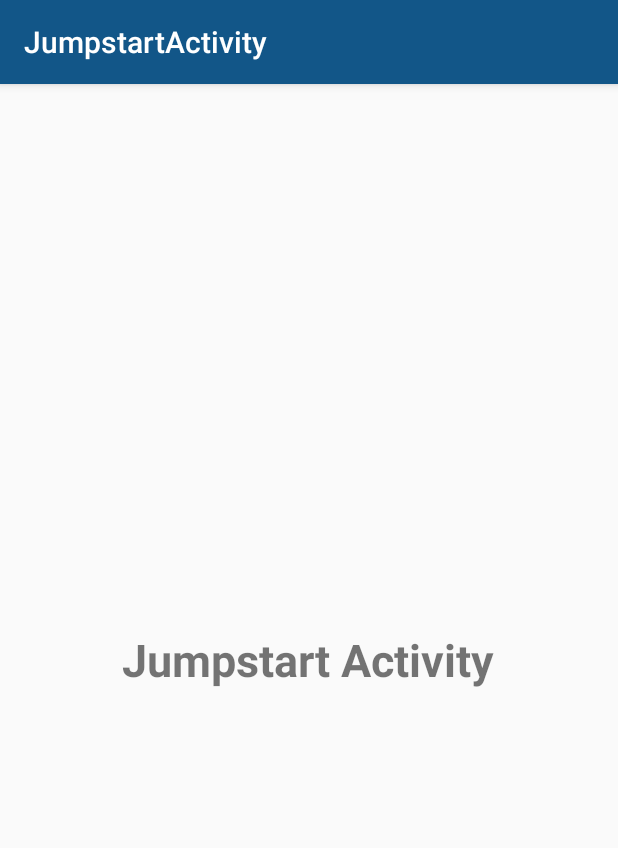
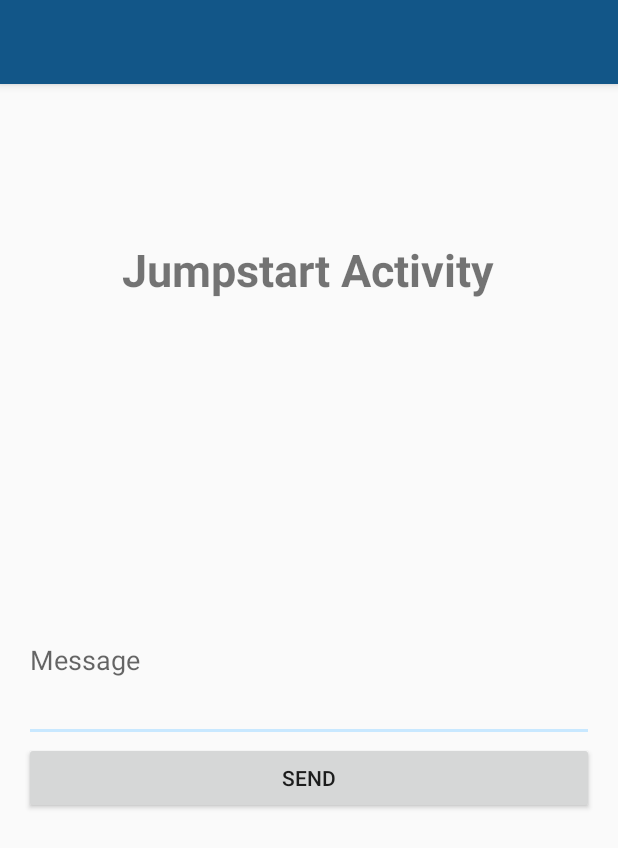
Before and after one commit to AlexKiss6/Code-Blue, an Android app: the JumpstartActivity screen opened directly, with no data from a screen before it, on a phone screen of 412 x 824 dp. Shown: the top 848 px of the screen. Run offline under Robolectric (Android 15) with nearby library versions, the phone set to English and light mode, and no system bars.

Commit message:
Added email functionality in jumpstart activity.

```diff
--- /dev/null
+++ b/activation/build.gradle
@@ -0,0 +1,2 @@
+configurations.create("default")
+artifacts.add("default", file('activation.jar'))
--- /dev/null
+++ b/additionnal/build.gradle
@@ -0,0 +1,2 @@
+configurations.create("default")
+artifacts.add("default", file('additionnal.jar'))
--- a/app/build.gradle
+++ b/app/build.gradle
@@ -20,8 +20,11 @@ android {
 }
 
 dependencies {
-    compile fileTree(dir: 'libs', include: ['*.jar'])
+    compile fileTree(include: ['*.jar'], dir: 'libs')
     testCompile 'junit:junit:4.12'
     compile 'com.android.support:appcompat-v7:23.2.1'
     compile 'com.android.support:design:23.2.1'
+    compile project(':activation')
+    compile project(':additionnal')
+    compile project(':mail')
 }
--- a/app/src/main/AndroidManifest.xml
+++ b/app/src/main/AndroidManifest.xml
@@ -5,6 +5,7 @@
     <!-- permissions go here -->
     <!-- sample permission: <uses-permission android:name="android.permission.GET_ACCOUNTS" /> -->
     <uses-permission android:name="android.permission.CALL_PHONE"/>
+    <uses-permission android:name="android.permission.INTERNET"/>
 
     <application
         android:allowBackup="true"
--- a/app/src/main/java/com/example/alex/codeblue/AssistInputActivities/JumpstartActivity.java
+++ b/app/src/main/java/com/example/alex/codeblue/AssistInputActivities/JumpstartActivity.java
@@ -2,20 +2,55 @@ package com.example.alex.codeblue.AssistInputActivities;
 
 import android.os.Bundle;
 import android.support.v7.app.AppCompatActivity;
-import android.support.v7.widget.Toolbar;
+import android.view.View;
+import android.widget.Button;
+import android.widget.EditText;
 
+import com.example.alex.codeblue.Email.SendMail;
 import com.example.alex.codeblue.R;
+public class JumpstartActivity extends AppCompatActivity implements View.OnClickListener {
 
-public class JumpstartActivity extends AppCompatActivity {
+    //Declaring EditText
+    private EditText editTextEmail;
+    private EditText editTextSubject;
+    private EditText editTextMessage;
+
+    //Send button
+    private Button buttonSend;
 
     @Override
     protected void onCreate(Bundle savedInstanceState) {
         super.onCreate(savedInstanceState);
         setContentView(R.layout.activity_jumpstart);
-        Toolbar toolbar = (Toolbar) findViewById(R.id.toolbar);
-        setSupportActionBar(toolbar);
 
 
+        //Initializing the views
+        editTextMessage = (EditText) findViewById(R.id.editTextMessage);
+
+        buttonSend = (Button) findViewById(R.id.buttonSend);
+
+        //Adding click listener
+        buttonSend.setOnClickListener(this);
     }
 
+
+
+
+    private void sendEmail() {
+        //Getting content for email
+        String email = "sandorferencz@yahoo.com";
+        String subject = "Sent From Android";
+        String message = editTextMessage.getText().toString().trim();
+
+        //Creating SendMail object
+        SendMail sm = new SendMail(this, email, subject, message);
+
+        //Executing sendmail to send email
+        sm.execute();
+    }
+
+    @Override
+    public void onClick(View v) {
+        sendEmail();
+    }
 }
--- a/app/src/main/res/layout/activity_main.xml
+++ b/app/src/main/res/layout/activity_main.xml
@@ -24,6 +24,7 @@
             android:background="@color/colorSecondary"
             app:tabMode="fixed"
             app:tabGravity="fill"/>
+
     </android.support.design.widget.AppBarLayout>
 
     <android.support.v4.view.ViewPager
--- a/app/src/main/res/layout/content_jumpstart.xml
+++ b/app/src/main/res/layout/content_jumpstart.xml
@@ -18,5 +18,27 @@
         android:text="Jumpstart Activity"
         android:textSize="30dp"
         android:textStyle="bold"
-        android:layout_centerInParent="true"/>
+        android:id="@+id/textView"
+        android:layout_alignParentTop="true"
+        android:layout_centerHorizontal="true"
+        android:layout_marginTop="87dp" />
+
+    <EditText
+        android:lines="4"
+        android:layout_width="match_parent"
+        android:layout_height="wrap_content"
+        android:id="@+id/editTextMessage"
+        android:layout_centerVertical="true"
+        android:layout_alignParentLeft="true"
+        android:layout_alignParentStart="true"
+        android:hint="Message" />
+    <Button
+        android:layout_width="match_parent"
+        android:layout_height="wrap_content"
+        android:id="@+id/buttonSend"
+        android:text="Send"
+        android:layout_below="@+id/editTextMessage"
+        android:layout_alignParentRight="true"
+        android:layout_alignParentEnd="true" />
+
 </RelativeLayout>
--- a/app/src/main/res/layout/fragment_assist.xml
+++ b/app/src/main/res/layout/fragment_assist.xml
@@ -3,6 +3,10 @@
     android:layout_height="wrap_content"
     android:layout_gravity="center"
     android:orientation="horizontal">
+
+    <ScrollView
+        android:layout_width="fill_parent"
+        android:layout_height="wrap_content">
 
         <LinearLayout
         android:orientation="vertical"
@@ -116,4 +120,5 @@
             android:textSize="20sp"></Button>
 
     </LinearLayout>
+    </ScrollView>
 </RelativeLayout>
--- /dev/null
+++ b/mail/build.gradle
@@ -0,0 +1,2 @@
+configurations.create("default")
+artifacts.add("default", file('mail.jar'))
--- a/settings.gradle
+++ b/settings.gradle
@@ -1 +1 @@
-include ':app'
+include ':app', ':activation', ':additionnal', ':mail'
```
Also changed, not shown: app/src/main/java/com/example/alex/codeblue/Email/Config.java (added, +9 -0 lines), app/src/main/java/com/example/alex/codeblue/Email/SendMail.java (added, +105 -0 lines), app/src/main/res/layout/fragment_call.xml (+90 -1 lines), 3 other files.
